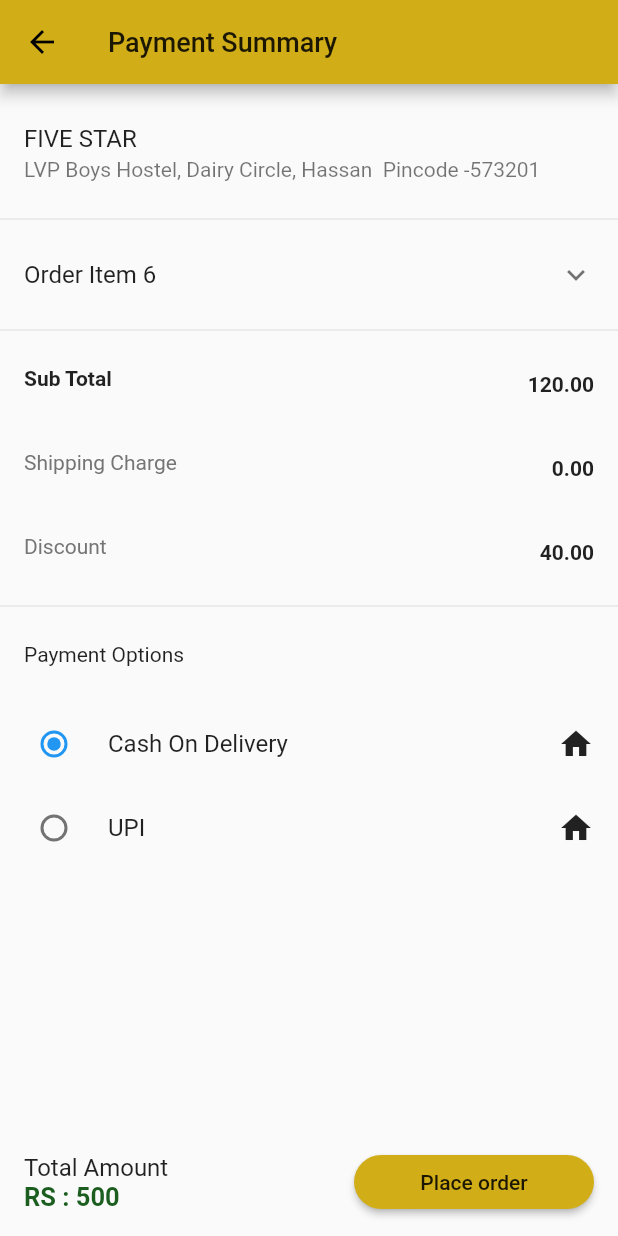
After one commit to madhukr096/Five-Star-App, a Flutter app: the DeliveryDetails screen opened directly, after a tap on "Payment Summary", on a phone screen of 412 x 824 dp. The commit adds this screen. Run offline on Flutter 3.47's test engine with Material 2 defaults, Android fonts, the phone set to English and light mode, and no system bars; our stand-ins replace cloud_firestore, dots_indicator, firebase_auth, firebase_core, flutter_signin_button, fluttertoast and 4 more; missing offline and left inert: dart:ffi; accounts and stored records are empty.

Commit message:
Github is done

```diff
--- a/lib/screens/check_out/delivery_details/delivery_details.dart
+++ b/lib/screens/check_out/delivery_details/delivery_details.dart
@@ -1,10 +1,20 @@
 import 'package:five_star/screens/check_out/add_delivery_address/add_delivery_address.dart';
 import 'package:five_star/screens/check_out/delivery_details/single_delivery_item.dart';
+import 'package:five_star/screens/check_out/payment_summary/payment_summary.dart';
 import 'package:flutter/material.dart';
 
 import '../../../config/color.dart';
 
 class DeliveryDetails extends StatelessWidget {
+  List<Widget> address = [
+    SingleDeliveryItem(
+      title: 'FIVE STAR',
+      address: 'LVP Boys Hostel, Dairy Circle, Hassan  Pincode -573201',
+      number: '7259741181',
+      addressType: 'Home',
+    ),
+  ];
+  bool isAddress = false;
   @override
   Widget build(BuildContext context) {
     return Scaffold(
@@ -29,10 +39,15 @@ class DeliveryDetails extends StatelessWidget {
           height: 40,
           margin: EdgeInsets.symmetric(vertical: 20, horizontal: 20),
           child: MaterialButton(
-            child: Text("Add new Address"),
+            child: address.isEmpty
+                ? Text("Add new Address")
+                : Text("Payment Summary"),
             onPressed: () {
-              Navigator.of(context).push(MaterialPageRoute(
-                  builder: (context) => AddDeliveryAddress()));
+              address == null
+                  ? Navigator.of(context).push(MaterialPageRoute(
+                      builder: (context) => AddDeliveryAddress()))
+                  : Navigator.of(context).push(MaterialPageRoute(
+                      builder: (context) => PaymentSummary()));
             },
             color: primaryColor,
             shape: RoundedRectangleBorder(
@@ -56,7 +71,9 @@ class DeliveryDetails extends StatelessWidget {
             ),
             Column(
               children: [
-                SingleDeliveryItem(
+                address.isEmpty
+                    ? Container()
+                    : SingleDeliveryItem(
                         title: 'MADHU K R',
                         address:
                             'LVP Boys Hostel, Dairy Circle, Hassan  Pincode -573201',
--- /dev/null
+++ b/lib/screens/check_out/payment_summary/payment_summary.dart
@@ -0,0 +1,168 @@
+import 'package:five_star/config/color.dart';
+import 'package:five_star/screens/check_out/payment_summary/order_item.dart';
+import 'package:flutter/material.dart';
+
+class PaymentSummary extends StatefulWidget {
+  @override
+  State<PaymentSummary> createState() => _PaymentSummaryState();
+}
+
+enum paymentType {
+  Cash_on_Delivery,
+  UPI,
+}
+
+class _PaymentSummaryState extends State<PaymentSummary> {
+  var myType = paymentType.Cash_on_Delivery;
+  @override
+  Widget build(BuildContext context) {
+    return Scaffold(
+        appBar: AppBar(
+          backgroundColor: primaryColor,
+          iconTheme: IconThemeData(color: Colors.black),
+          title: Text(
+            "Payment Summary",
+            style: TextStyle(
+              color: textColor,
+              fontSize: 18,
+            ),
+          ),
+        ),
+        bottomNavigationBar: ListTile(
+          title: Text("Total Amount"),
+          subtitle: Text(
+            "RS : 500",
+            style: TextStyle(
+              color: Colors.green[900],
+              fontWeight: FontWeight.bold,
+              fontSize: 17,
+            ),
+          ),
+          trailing: Container(
+            width: 160,
+            child: MaterialButton(
+              onPressed: () {},
+              child: Text(
+                "Place order",
+                style: TextStyle(
+                  color: textColor,
+                ),
+              ),
+              color: primaryColor,
+              shape: RoundedRectangleBorder(
+                borderRadius: BorderRadius.circular(30),
+              ),
+            ),
+          ),
+        ),
+        body: Padding(
+          padding: EdgeInsets.only(top: 10),
+          child: ListView.builder(
+            itemCount: 1,
+            itemBuilder: (context, index) {
+              return Column(
+                children: [
+                  ListTile(
+                    title: Text("FIVE STAR"),
+                    subtitle: Text(
+                        "LVP Boys Hostel, Dairy Circle, Hassan  Pincode -573201"),
+                  ),
+                  Divider(),
+                  ExpansionTile(
+                    children: [
+                      OrderItem(),
+                      OrderItem(),
+                      OrderItem(),
+                      OrderItem(),
+                      OrderItem(),
+                      OrderItem(),
+                    ],
+                    title: Text("Order Item 6"),
+                  ),
+                  Divider(),
+                  ListTile(
+                    minVerticalPadding: 5,
+                    leading: Text(
+                      "Sub Total",
+                      style: TextStyle(
+                        fontWeight: FontWeight.bold,
+                      ),
+                    ),
+                    trailing: Text(
+                      "120.00",
+                      style: TextStyle(
+                        fontWeight: FontWeight.bold,
+                      ),
+                    ),
+                  ),
+                  ListTile(
+                    minVerticalPadding: 5,
+                    leading: Text(
+                      "Shipping Charge",
+                      style: TextStyle(
+                        color: Colors.grey[600],
+                      ),
+                    ),
+                    trailing: Text(
+                      "0.00",
+                      style: TextStyle(
+                        fontWeight: FontWeight.bold,
+                      ),
+                    ),
+                  ),
+                  ListTile(
+                    minVerticalPadding: 5,
+                    leading: Text(
+                      "Discount",
+                      style: TextStyle(
+                        color: Colors.grey[600],
+                      ),
+                    ),
+                    trailing: Text(
+                      "40.00",
+                      style: TextStyle(
+                        fontWeight: FontWeight.bold,
+                      ),
+                    ),
+                  ),
+                  Divider(),
+                  ListTile(
+                    leading: Text("Payment Options"),
+                  ),
+                  RadioListTile(
+                    value: paymentType.Cash_on_Delivery,
+                    groupValue: myType,
+                    title: Text("Cash On Delivery"),
+                    onChanged: (value) {
+                      setState(() {
+                        myType = paymentType.Cash_on_Delivery;
+                      });
+                    },
+                    secondary: Icon(
+                      Icons.home,
+                      color: textColor,
+                    ),
+                  ),
+                  RadioListTile(
+                    value: paymentType.UPI,
+                    groupValue: myType,
+                    title: Text("UPI"),
+                    onChanged: (value) {
+                      setState(
+                        () {
+                          myType = paymentType.UPI;
+                        },
+                      );
+                    },
+                    secondary: Icon(
+                      Icons.home,
+                      color: textColor,
+                    ),
+                  ),
+                ],
+              );
+            },
+          ),
+        ));
+  }
+}
```
Also changed, not shown: lib/screens/check_out/payment_summary/order_item.dart (added, +36 -0 lines), lib/screens/search/search.dart (+14 -5 lines), lib/widgets/single_item.dart (+39 -37 lines). Lines whose indentation alone changed are shown as unchanged.
